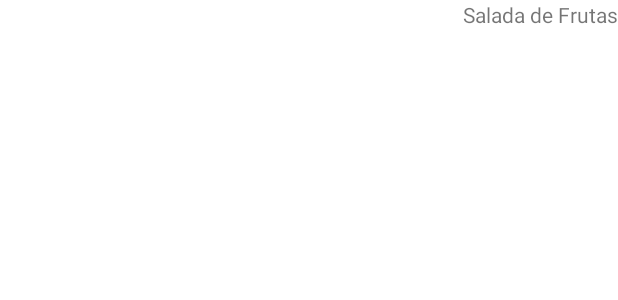
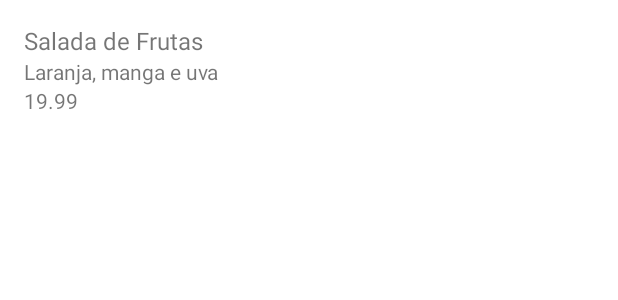
Before and after one commit to dbalves/Orgs, an Android app: the layout activity_main.xml on its own in the app's theme, with its tools: preview values and no code run, on a phone screen of 412 x 824 dp. Shown: the top 300 px of the screen. Run offline under Robolectric (Android 15) with nearby library versions, the phone set to English and light mode, and no system bars.

Commit message:
Definição de leiaute - Lista de itens

```diff
--- a/app/src/main/res/layout/activity_main.xml
+++ b/app/src/main/res/layout/activity_main.xml
@@ -6,10 +6,32 @@
     android:layout_height="match_parent">
 
     <TextView
-        android:id="@+id/textView"
-        android:layout_width="wrap_content"
+        android:id="@+id/nome"
+        android:layout_width="match_parent"
         android:layout_height="wrap_content"
+        android:layout_margin="16dp"
         android:text="Salada de Frutas"
+        android:textSize="16sp"
         app:layout_constraintEnd_toEndOf="parent"
         app:layout_constraintTop_toTopOf="parent" />
+
+    <TextView
+        android:id="@+id/descricao"
+        android:layout_width="match_parent"
+        android:layout_height="wrap_content"
+        android:layout_marginStart="16dp"
+        android:layout_marginEnd="16dp"
+        android:text="Laranja, manga e uva"
+        app:layout_constraintStart_toStartOf="parent"
+        app:layout_constraintTop_toBottomOf="@id/nome" />
+
+    <TextView
+        android:id="@+id/valor"
+        android:layout_width="match_parent"
+        android:layout_height="wrap_content"
+        android:layout_marginStart="16dp"
+        android:layout_marginEnd="16dp"
+        android:text="19.99"
+        app:layout_constraintStart_toStartOf="parent"
+        app:layout_constraintTop_toBottomOf="@id/descricao" />
 </androidx.constraintlayout.widget.ConstraintLayout>
```
